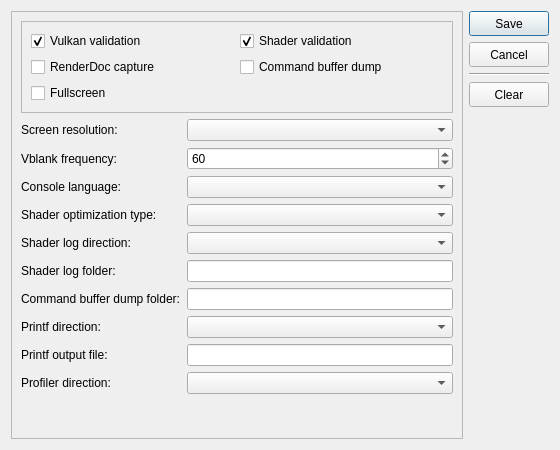
First picture: the form in src/launcher/forms/configuration_edit_dialog.ui, repository ChronoRPG/KytyPS5AstroAMD, before the edit.
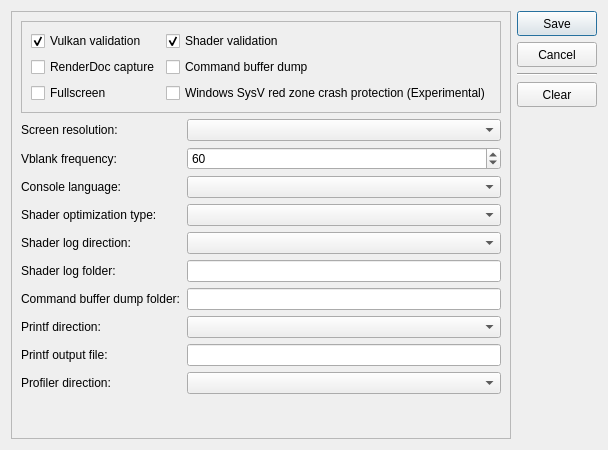
Second picture: the form after the edit. Custom widgets are drawn as their Qt base class.

Commit message: fix(windows): add experimental guest red-zone protection. Port the static instruction patcher from shadPS4.

The edit to the form file:
```diff
--- a/src/launcher/forms/configuration_edit_dialog.ui
+++ b/src/launcher/forms/configuration_edit_dialog.ui
@@ -88,6 +88,16 @@
            </property>
           </widget>
          </item>
+         <item row="2" column="1">
+          <widget class="QCheckBox" name="checkBox_red_zone_protection">
+           <property name="toolTip">
+            <string>Helps prevent crashes in some games on Windows</string>
+           </property>
+           <property name="text">
+            <string>Windows SysV red zone crash protection (Experimental)</string>
+           </property>
+          </widget>
+         </item>
         </layout>
        </widget>
       </item>
```
The commit also changes 17 other files.
